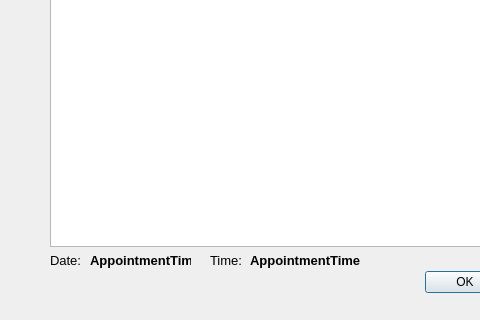
Before: the Qt Designer form GroupFour_DoctorsOffice/addappointmentnotedialog.ui in KittimasakBunrat/GroupFour_DoctorsOffice, drawn with Qt 5; both pictures show x 0 to 480 and y 204 to 524 of the 640 by 524 pixel window.
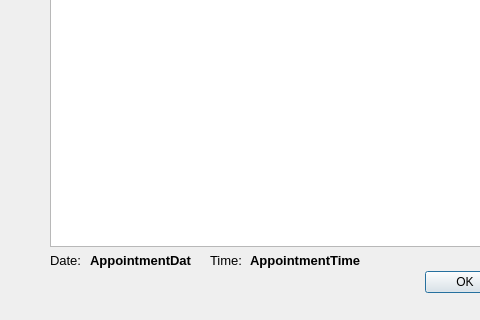
After: the same form once the commit is applied.

```diff
--- a/GroupFour_DoctorsOffice/addappointmentnotedialog.ui
+++ b/GroupFour_DoctorsOffice/addappointmentnotedialog.ui
@@ -92,7 +92,7 @@
     </font>
    </property>
    <property name="text">
-    <string>AppointmentTime</string>
+    <string>AppointmentDate</string>
    </property>
   </widget>
   <widget class="QLabel" name="appointment_label">
```
